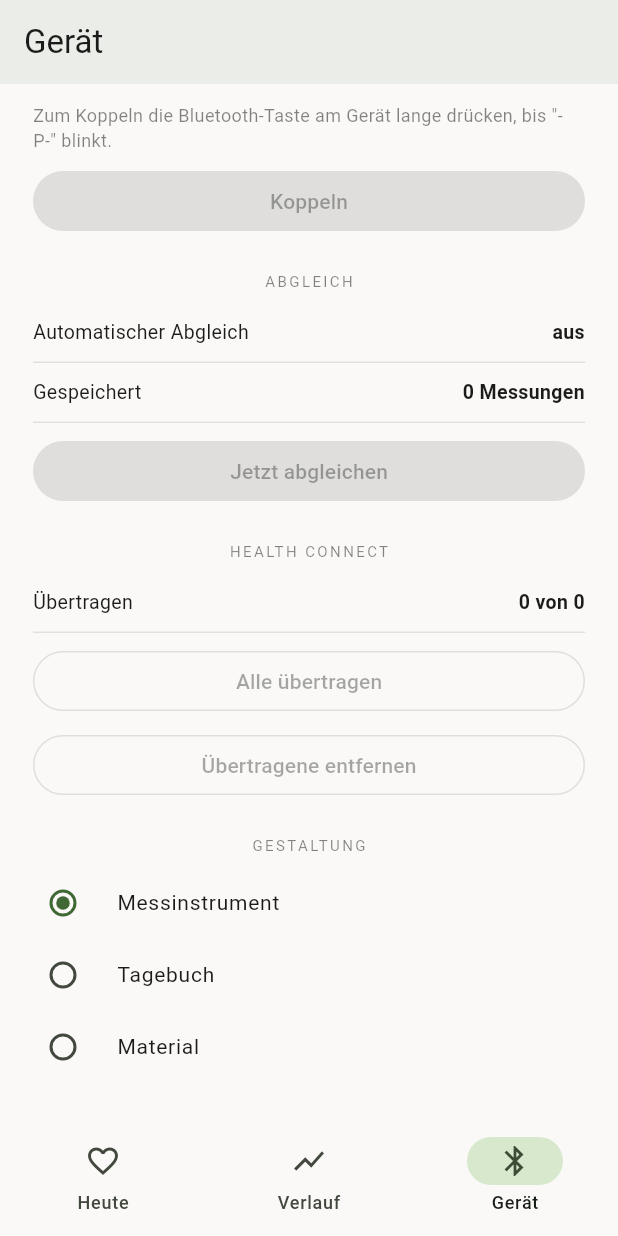
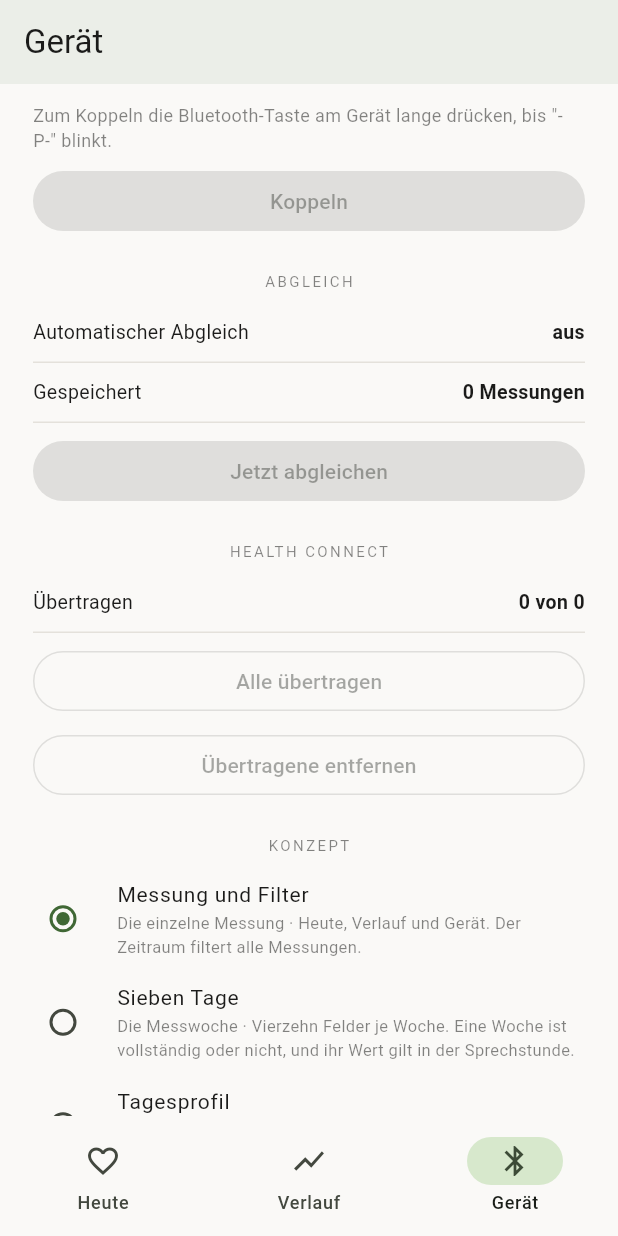
Before and after one commit to WariKoda/Sphygma, a Flutter app: the screen it shows after launch, item 3 of the bottom bar chosen, scrolled down 183 dp, on a phone screen of 412 x 824 dp. Run offline on Flutter 3.47's test engine with Material 3 defaults, Android fonts, the phone set to English and light mode, and no system bars; our stand-ins replace drift, drift_flutter, flutter_blue_plus, flutter_secure_storage; missing offline and left inert: health; accounts and stored records are empty; generated files the repository leaves out were written again.

Commit message:
feat(app): Konzeptwahl als zweite Achse neben der Gestaltung
Schritt 3 der Konzeptumsetzung. AppConcept steht neben ThemeVariant: Die
Gestaltung bestimmt, wie die App aussieht, das Konzept, wie sie geordnet ist.
Beide sind frei kombinierbar und werden gleich behandelt — gespeichert wie die
Gestaltungswahl, mit demselben Umgang mit unbekannten Werten: melden und auf
den Standard zurückfallen, statt die App wegen einer Einstellung unbenutzbar
zu machen.

Fünf Konzepte stehen zur Wahl, jedes mit seiner Einheit und einem Satz dazu,
was es beantwortet und die anderen nicht können. Die Auswahl sitzt im
Gerätebereich über der Gestaltung, mit derselben Mechanik.

Jedes Konzept trägt denselben Funktionsumfang (docs/design/funktionsraster.md);
es unterscheidet sich darin, wo eine Funktion sitzt und über welches Objekt man
sie erreicht — nicht darin, ob es sie gibt.

Die Oberflächen der neuen Konzepte folgen; bis dahin zeigt jede Wahl die
gewachsene Ordnung.

Co-Authored-By: Claude Opus 5 (1M context) <noreply@anthropic.com>
Claude-Session: https://claude.ai/code/session_01JZx6at9U675EDv4VWG9SrL

```diff
--- /dev/null
+++ b/lib/app/concept.dart
@@ -0,0 +1,73 @@
+// Das Konzept: wie die App organisiert ist.
+//
+// Zwei freie Achsen tragen die Oberfläche. Die **Gestaltung**
+// (lib/ui/theme/variants.dart) bestimmt, wie es aussieht — Farben, Formen,
+// Abstände. Das **Konzept** bestimmt, wie es geordnet ist: welche Bildschirme
+// es gibt und worüber man an die Messungen herankommt.
+//
+// Beide sind frei kombinierbar. Jedes Konzept deckt denselben Funktionsumfang
+// ab (docs/design/funktionsraster.md); es unterscheidet sich darin, wo eine
+// Funktion sitzt und über welches Objekt man sie erreicht — nicht darin, ob
+// es sie gibt. Ein Konzept, das etwas weglässt, wäre kein Konzept, sondern
+// ein Ausschnitt.
+library;
+
+/// Die Ordnungen, in denen die App dieselben Daten zeigen kann.
+enum AppConcept {
+  /// Einheit: die einzelne Messung. Drei Bereiche, Zeitraumfilter darüber.
+  /// So ist die App gewachsen — nie ausgesprochen, aber vorhanden.
+  klassisch(
+    'Messung und Filter',
+    'Die einzelne Messung',
+    'Heute, Verlauf und Gerät. Der Zeitraum filtert alle Messungen.',
+  ),
+
+  /// Einheit: die Messwoche. Sieben Tage, morgens und abends, erster Tag
+  /// verworfen — so verlangt es die Leitlinie für die Selbstmessung.
+  siebenTage(
+    'Sieben Tage',
+    'Die Messwoche',
+    'Vierzehn Felder je Woche. Eine Woche ist vollständig oder nicht, und '
+        'ihr Wert gilt in der Sprechstunde.',
+  ),
+
+  /// Einheit: die Tageszeit. Alle Messungen liegen auf einer Tagesachse,
+  /// die Chronologie ist nicht mehr die Zugangsachse.
+  tagesprofil(
+    'Tagesprofil',
+    'Die Tageszeit',
+    'Wann ist der Druck hoch — morgens, abends, nachts? Die Antwort, die '
+        'kein anderes Konzept gibt.',
+  ),
+
+  /// Einheit: das einzelne Messen. Wer zweimal hintereinander misst, hat
+  /// ein Ergebnis mit mehreren Rohwerten, nicht zwei Einträge.
+  messanlass(
+    'Messanlass',
+    'Das einzelne Messen',
+    'Mehrere Messungen kurz hintereinander sind ein Anlass mit einem '
+        'Ergebnis. Die Rohwerte bleiben nachlesbar.',
+  ),
+
+  /// Einheit: der benannte Lebensabschnitt. „Ramipril 5 mg", „Urlaub".
+  phase(
+    'Phase',
+    'Der benannte Lebensabschnitt',
+    'Hat die Umstellung etwas bewirkt? Phasen werden benannt und '
+        'gegeneinander gestellt.',
+  );
+
+  const AppConcept(this.label, this.unit, this.description);
+
+  /// Der Name, unter dem das Konzept in der Auswahl steht.
+  final String label;
+
+  /// Die Einheit, um die es gebaut ist — in drei Worten.
+  final String unit;
+
+  /// Ein Satz dazu, was es beantwortet und was die anderen nicht können.
+  final String description;
+}
+
+/// Alle Konzepte in der Reihenfolge, in der sie zur Wahl stehen.
+const List<AppConcept> allConcepts = AppConcept.values;
--- a/lib/ui/device_screen.dart
+++ b/lib/ui/device_screen.dart
@@ -5,6 +5,7 @@ import 'dart:async';
 import 'package:flutter/material.dart';
 
 import '../app/app_controller.dart';
+import '../app/concept.dart';
 import 'theme/sphygma_theme.dart';
 import 'theme/variants.dart';
 
@@ -124,6 +125,31 @@ class _DeviceScreenState extends State<DeviceScreen> {
               onPressed: c.busy || c.userSlot == null
                   ? null
                   : () => _start(c.retractAll),
+            ),
+
+            _Section(title: 'Konzept'),
+            RadioGroup<AppConcept>(
+              groupValue: c.concept,
+              onChanged: (chosen) =>
+                  chosen == null ? null : c.setConcept(chosen),
+              child: Column(
+                children: [
+                  for (final k in allConcepts)
+                    RadioListTile<AppConcept>(
+                      value: k,
+                      title: Text(
+                        k.label,
+                        style: TextStyle(fontSize: 14, color: t.onSurface),
+                      ),
+                      subtitle: Text(
+                        '${k.unit} · ${k.description}',
+                        style: TextStyle(fontSize: 11, color: t.muted),
+                      ),
+                      contentPadding: EdgeInsets.zero,
+                      dense: true,
+                    ),
+                ],
+              ),
             ),
 
             _Section(title: 'Gestaltung'),
```
Also changed, not shown: lib/app/app_controller.dart (+12 -0 lines), lib/db/settings_repository.dart (+26 -0 lines), 2 other files.
